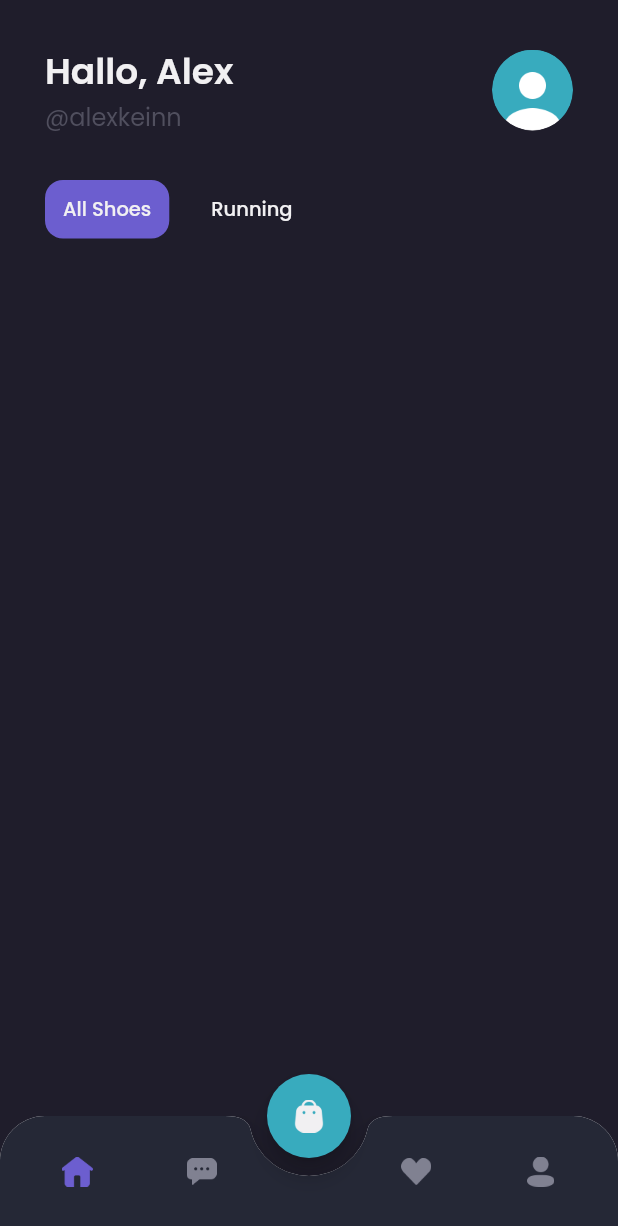
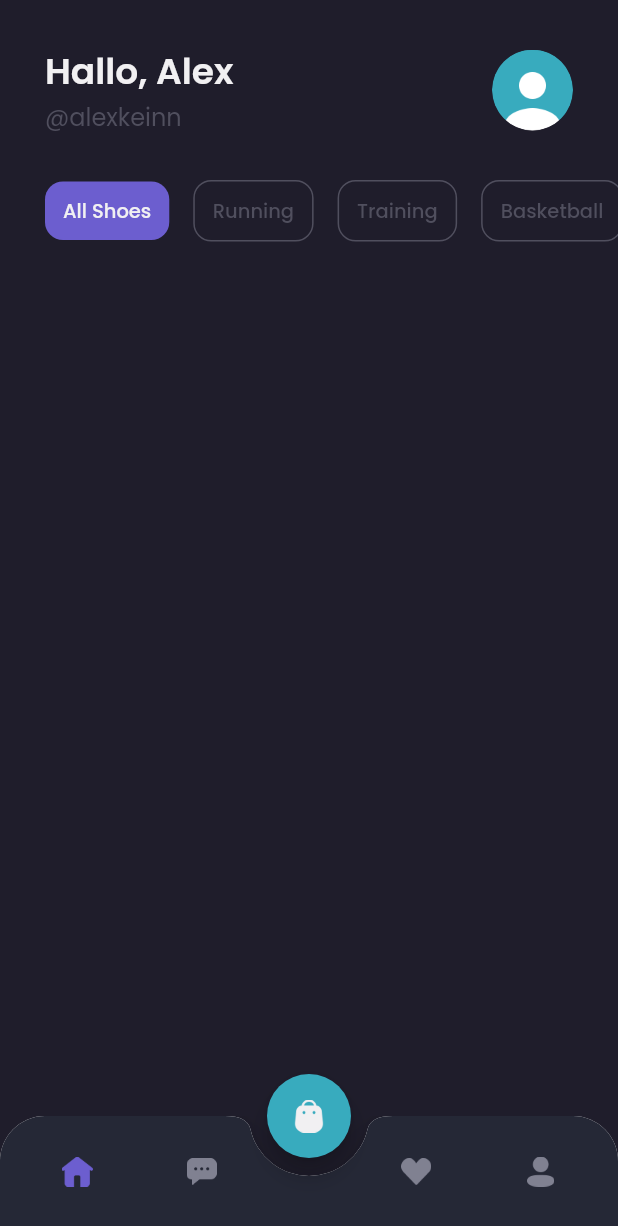
Before and after one commit to adamrayw/fullstack-flutter-laravel, a Flutter app: the MainPage screen opened by its route, on a phone screen of 412 x 824 dp. Shown: the top 1226 px of the screen. Run offline on Flutter 3.47's test engine with Material 2 defaults, Android fonts, the phone set to English and light mode, and no system bars; our stand-ins replace google_fonts.

Commit message:
Fix Overflowed Right

```diff
--- a/lib/pages/home/home_page.dart
+++ b/lib/pages/home/home_page.dart
@@ -54,6 +54,8 @@
         margin: EdgeInsets.only(
           top: defaultMargin,
         ),
+        child: SingleChildScrollView(
+          scrollDirection: Axis.horizontal,
           child: Row(
             children: [
               SizedBox(width: defaultMargin),
@@ -83,17 +85,84 @@
                 margin: EdgeInsets.only(right: 16),
                 decoration: BoxDecoration(
                   borderRadius: BorderRadius.circular(12),
-                color: Colors.transparent,
+                  border: Border.all(
+                    color: subtitleColor,
+                  ),
+                  color: transparentColor,
                 ),
                 child: Text(
                   'Running',
-                style: primaryTextStyle.copyWith(
+                  style: subtitleTextStyle.copyWith(
+                    fontSize: 13,
+                    fontWeight: medium,
+                  ),
+                ),
+              ),
+              Container(
+                padding: EdgeInsets.symmetric(
+                  horizontal: 12,
+                  vertical: 10,
+                ),
+                margin: EdgeInsets.only(right: 16),
+                decoration: BoxDecoration(
+                  borderRadius: BorderRadius.circular(12),
+                  border: Border.all(
+                    color: subtitleColor,
+                  ),
+                  color: transparentColor,
+                ),
+                child: Text(
+                  'Training',
+                  style: subtitleTextStyle.copyWith(
+                    fontSize: 13,
+                    fontWeight: medium,
+                  ),
+                ),
+              ),
+              Container(
+                padding: EdgeInsets.symmetric(
+                  horizontal: 12,
+                  vertical: 10,
+                ),
+                margin: EdgeInsets.only(right: 16),
+                decoration: BoxDecoration(
+                  borderRadius: BorderRadius.circular(12),
+                  border: Border.all(
+                    color: subtitleColor,
+                  ),
+                  color: transparentColor,
+                ),
+                child: Text(
+                  'Basketball',
+                  style: subtitleTextStyle.copyWith(
+                    fontSize: 13,
+                    fontWeight: medium,
+                  ),
+                ),
+              ),
+              Container(
+                padding: EdgeInsets.symmetric(
+                  horizontal: 12,
+                  vertical: 10,
+                ),
+                margin: EdgeInsets.only(right: 16),
+                decoration: BoxDecoration(
+                  borderRadius: BorderRadius.circular(12),
+                  border: Border.all(
+                    color: subtitleColor,
+                  ),
+                  color: transparentColor,
+                ),
+                child: Text(
+                  'Hiking',
+                  style: subtitleTextStyle.copyWith(
                     fontSize: 13,
                     fontWeight: medium,
                   ),
                 ),
               )
             ],
+          ),
         ),
       );
     }
```
Lines whose indentation alone changed are shown as unchanged.
